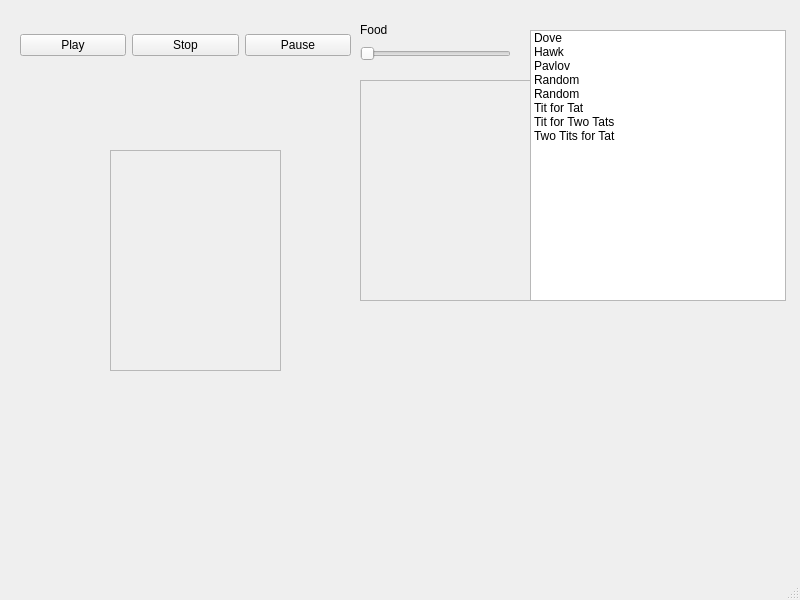
The window that IPDS_QT_Project/mainwindow.ui (MATF-RS20/RS015-ipds-iterated-prisoners-dilemma-simulation) describes before a commit, drawn with Qt 5.
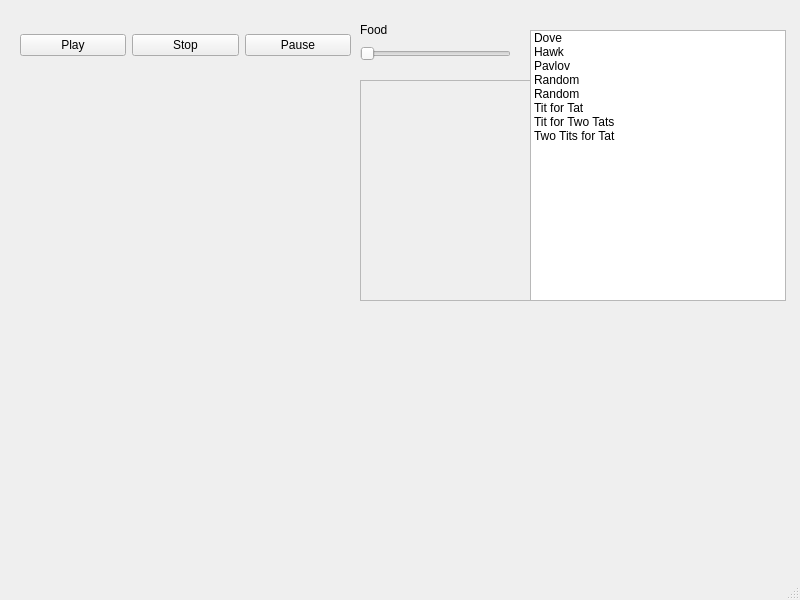
The same window after the commit. Custom widgets are drawn as their Qt base class.

Diff of the .ui file:
```diff
--- a/IPDS_QT_Project/mainwindow.ui
+++ b/IPDS_QT_Project/mainwindow.ui
@@ -156,28 +156,15 @@
      </item>
     </layout>
    </widget>
-   <widget class="QScrollArea" name="simWidget">
+   <widget class="QWidget" name="displayWidget" native="true">
     <property name="geometry">
      <rect>
-      <x>110</x>
-      <y>150</y>
-      <width>171</width>
-      <height>221</height>
+      <x>39</x>
+      <y>109</y>
+      <width>311</width>
+      <height>461</height>
      </rect>
     </property>
-    <property name="widgetResizable">
-     <bool>true</bool>
-    </property>
-    <widget class="QWidget" name="scrollAreaWidgetContents_2">
-     <property name="geometry">
-      <rect>
-       <x>0</x>
-       <y>0</y>
-       <width>169</width>
-       <height>219</height>
-      </rect>
-     </property>
-    </widget>
    </widget>
   </widget>
   <widget class="QStatusBar" name="statusbar"/>
```
